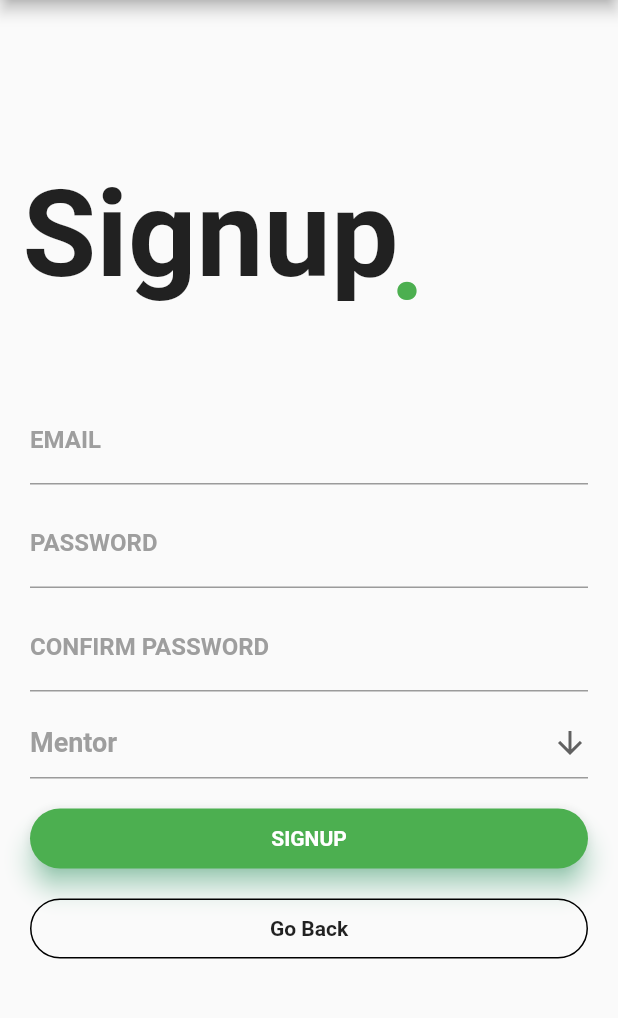
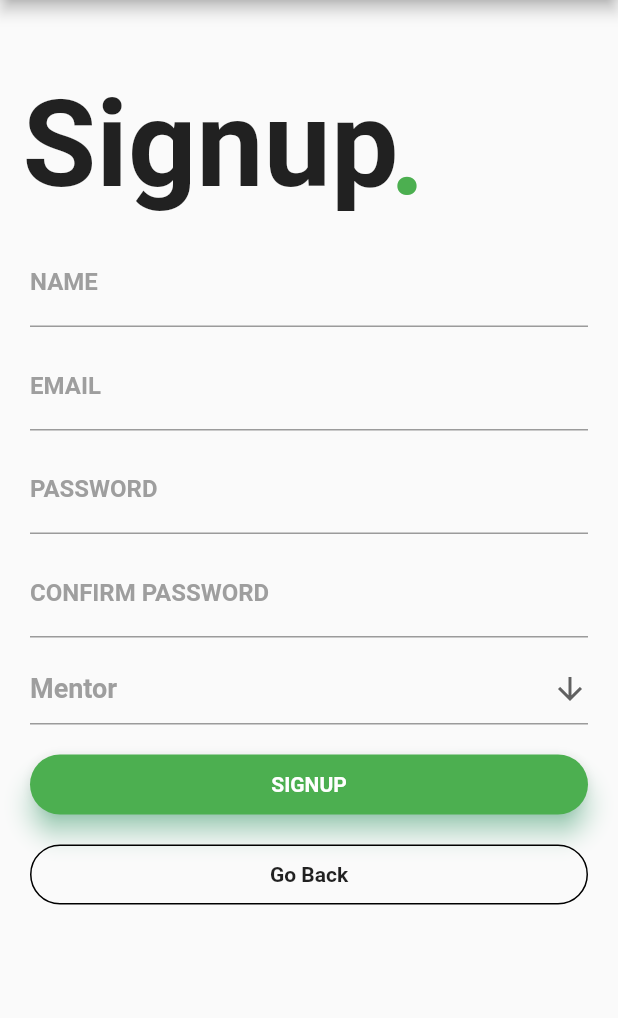
Before and after one commit to CPAD2021SecA/SecAGroup02, a Flutter app: the SignupPage screen opened directly, on a phone screen of 412 x 824 dp, the part 84-1102 px from its top. Run offline on Flutter 3.47's test engine with Material 2 defaults, Android fonts, the phone set to English and light mode, and no system bars; our stand-ins replace firebase_auth, firebase_core, google_fonts, google_sign_in; accounts and stored records are empty; Roboto replaces fonts that are missing (Montserrat); project files that could hold a hidden picture were left out.

Commit message:
Displayname, Firestore setup

```diff
--- a/deployproj/lib/service/auth.dart
+++ b/deployproj/lib/service/auth.dart
@@ -62,14 +62,11 @@ class AuthService{
     }
   }
 
-  Future registerWithEmailAndPassword(String email, String password) async {
+  Future registerWithEmailAndPassword(String email, String password, String name) async {
     try{
       UserCredential result =  await _auth.createUserWithEmailAndPassword(email: email, password: password);
-      print("Result");
-      print(result);
       User user = result.user;
-      print("User");
-      print(user);
+      await user.updateDisplayName(name);
       return _userFromFirebaseUser(user);
     }
     catch(exception){
--- a/deployproj/lib/signup.dart
+++ b/deployproj/lib/signup.dart
@@ -17,6 +17,7 @@ class _SignupPageState extends State<SignupPage> {
   String password = '';
   String confirmPassword = '';
   String error = '';
+  String name = '';
 
   @override
   Widget build(BuildContext context) {
@@ -25,13 +26,13 @@ class _SignupPageState extends State<SignupPage> {
         title: Text("SideByGuide.com"),
       ),
         resizeToAvoidBottomInset: false,
-        body: Column(crossAxisAlignment: CrossAxisAlignment.start, children: <
+        body: SingleChildScrollView( child: Column(crossAxisAlignment: CrossAxisAlignment.start, children: <
             Widget>[
           Container(
             child: Stack(
               children: <Widget>[
                 Container(
-                  padding: EdgeInsets.fromLTRB(15.0, 110.0, 0.0, 0.0),
+                  padding: EdgeInsets.fromLTRB(15.0, 50.0, 0.0, 0.0),
                   child: Text(
                     'Signup',
                     style:
@@ -39,7 +40,7 @@ class _SignupPageState extends State<SignupPage> {
                   ),
                 ),
                 Container(
-                  padding: EdgeInsets.fromLTRB(260.0, 125.0, 0.0, 0.0),
+                  padding: EdgeInsets.fromLTRB(260.0, 55.0, 0.0, 0.0),
                   child: Text(
                     '.',
                     style: TextStyle(
@@ -53,11 +54,27 @@ class _SignupPageState extends State<SignupPage> {
           ),
 
           Container(
-              padding: EdgeInsets.only(top: 35.0, left: 20.0, right: 20.0),
+              padding: EdgeInsets.only(top: 10.0, left: 20.0, right: 20.0),
               child: Form(
                 key: _formKey,
                 child: Column(
                   children: <Widget>[
+                    TextFormField(
+                      validator: (value) => value.isEmpty ? "Enter your name." : null,
+                      onChanged: (val) {
+                        setState(() {
+                          name = val;
+                        });
+                      },
+                      decoration: InputDecoration(
+                        labelText: 'NAME',
+                        labelStyle: TextStyle(
+                            fontFamily: 'Montserrat',
+                            fontWeight: FontWeight.bold,
+                            color: Colors.grey),
+                            focusedBorder: UnderlineInputBorder(borderSide: BorderSide(color: Colors.green) )
+                      )
+                    ),
                     SizedBox(height: 10.0),
                     TextFormField(
                       validator: (value) => value.isEmpty ? "Enter a valid email." : null,
@@ -147,7 +164,7 @@ class _SignupPageState extends State<SignupPage> {
                          child: GestureDetector(
                            onTap: () async {
                             if(_formKey.currentState.validate()){
-                              dynamic result = await _auth.registerWithEmailAndPassword(username, password);
+                              dynamic result = await _auth.registerWithEmailAndPassword(username, password, name);
                               print(result);
                               if(result == null){
                                 ScaffoldMessenger.of(context).showSnackBar(SnackBar(
@@ -224,6 +241,6 @@ class _SignupPageState extends State<SignupPage> {
 
               ),
 
-        ]));
+        ])));
   }
 }
--- a/deployproj/pubspec.yaml
+++ b/deployproj/pubspec.yaml
@@ -28,11 +28,11 @@ dependencies:
   # The following adds the Cupertino Icons font to your application.
   # Use with the CupertinoIcons class for iOS style icons.
   cupertino_icons: ^0.1.3
-  # cloud_firestore: ^3.0.0
   provider: ^6.0.1
   google_fonts: ^2.1.0
+  firebase_auth: ^3.3.3
   firebase_core: ^1.10.5
-  firebase_auth: ^3.3.3
+  cloud_firestore: ^3.1.4
   google_sign_in: ^5.0.0
   font_awesome_flutter: ^9.2.0
 
```
Also changed, not shown: deployproj/lib/domain_page.dart (+7 -2 lines), deployproj/lib/main.dart (+7 -7 lines), deployproj/pubspec.lock.
